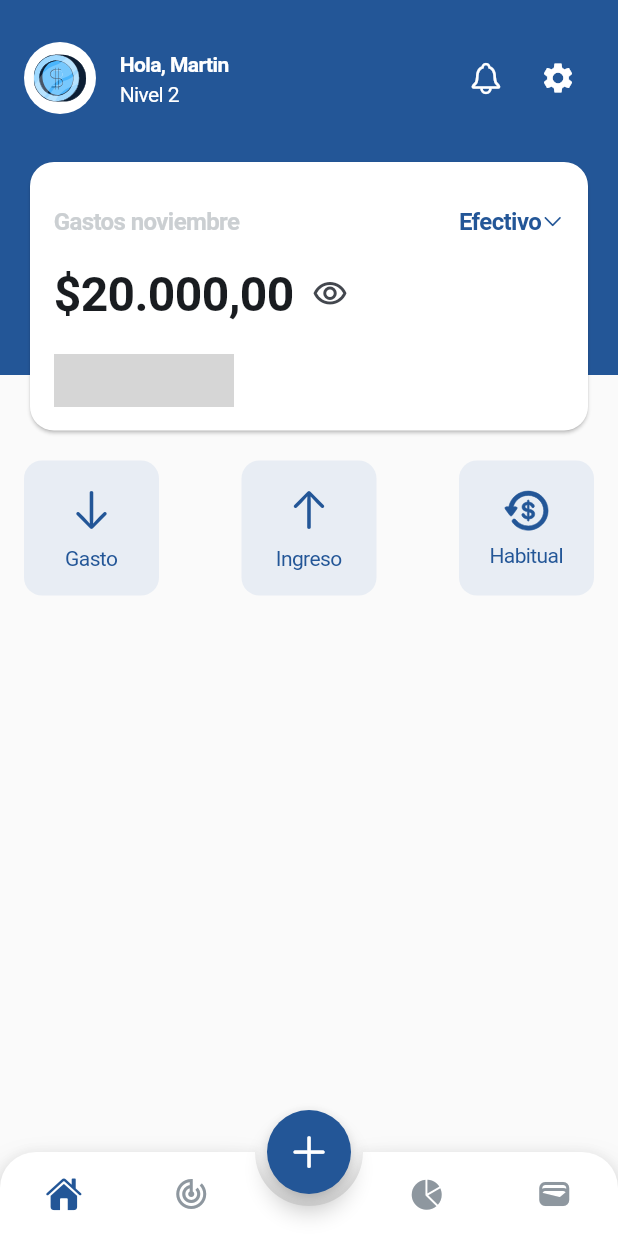
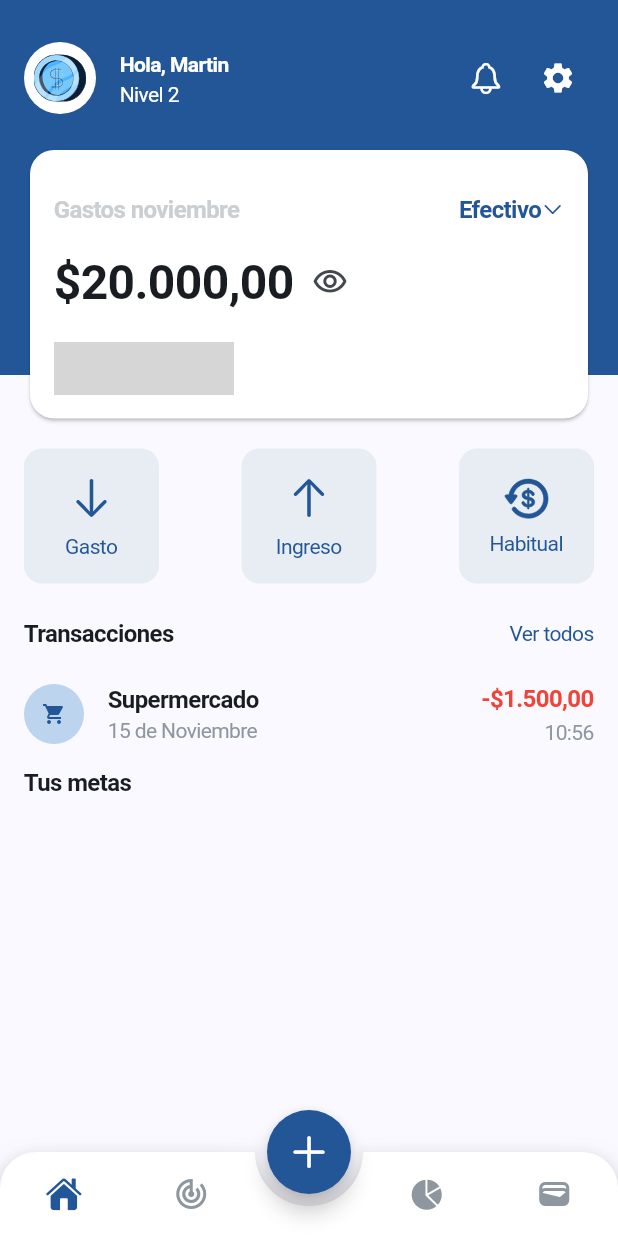
Before and after one commit to MartinBal97/money_flow, a Flutter app: the screen it shows after launch, on a phone screen of 412 x 824 dp. Run offline on Flutter 3.47's test engine with Material 3 defaults, Android fonts, the phone set to English and light mode, and no system bars; drawn by our look-alikes of animated_bottom_navigation_bar, animated_toggle_switch; our stand-ins replace flutter_svg, go_router; Roboto replaces fonts that are missing (SF Pro Display, SF Pro Text); grey boxes are pictures that could not be loaded.

Commit message:
more advances
- chore: -gitignore file added
- fix: app theme
- feat: advances on design and widgets creation

```diff
--- a/lib/core/app_theme.dart
+++ b/lib/core/app_theme.dart
@@ -54,44 +54,44 @@ const FontWeight r = FontWeight.w400;
 
 const Color _seedColor = blue500;
 
-const TextStyle disBigTextStyle =
+const TextStyle disBigTS =
     TextStyle(fontFamily: 'SF Pro Display', fontSize: 32, fontWeight: b, letterSpacing: -0.4, height: 0);
-const TextStyle disLargeTextStyle =
+const TextStyle disLargeTS =
     TextStyle(fontFamily: 'SF Pro Display', fontSize: 24, fontWeight: sb, letterSpacing: -0.4, height: 0);
-const TextStyle titleTextStyle =
+const TextStyle titleTS =
     TextStyle(fontFamily: 'SF Pro Text', fontSize: 20, fontWeight: b, letterSpacing: -0.4, height: 0);
-const TextStyle secHeaderTextStyle =
+const TextStyle secHeaderTS =
     TextStyle(fontFamily: 'SF Pro Text', fontSize: 17, fontWeight: sb, letterSpacing: -0.4, height: 0);
-const TextStyle subTitleTextStyle =
+const TextStyle subtitleTS =
     TextStyle(fontFamily: 'SF Pro Text', fontSize: 16, fontWeight: sb, letterSpacing: -0.4, height: 0);
-const TextStyle bodyLargeBTextStyle =
+const TextStyle bodyLargeBTS =
     TextStyle(fontFamily: 'SF Pro Text', fontSize: 16, fontWeight: b, letterSpacing: -0.4, height: 0);
-const TextStyle bodyLargeRTextStyle =
+const TextStyle bodyLargeRTS =
     TextStyle(fontFamily: 'SF Pro Text', fontSize: 16, fontWeight: r, letterSpacing: -0.4, height: 0);
-const TextStyle bodySmallBTextStyle =
+const TextStyle bodySmallBTS =
     TextStyle(fontFamily: 'SF Pro Text', fontSize: 14, fontWeight: b, letterSpacing: -0.4, height: 0);
-const TextStyle bodySmallRTextStyle =
+const TextStyle bodySmallRTS =
     TextStyle(fontFamily: 'SF Pro Text', fontSize: 14, fontWeight: r, letterSpacing: -0.4, height: 0);
-const TextStyle buttonsTextStyle =
+const TextStyle buttonsTS =
     TextStyle(fontFamily: 'SF Pro Text', fontSize: 17, fontWeight: r, letterSpacing: -0.4, height: 0);
-const TextStyle largeRegularTextStyle =
+const TextStyle largeRegularTS =
     TextStyle(fontFamily: 'SF Pro Text', fontSize: 16, fontWeight: m, letterSpacing: -0.4, height: 0);
-const TextStyle smallRegularTextStyle =
+const TextStyle smallRegularTS =
     TextStyle(fontFamily: 'SF Pro Text', fontSize: 14, fontWeight: r, letterSpacing: -0.4, height: 0);
 
 const TextTheme _textTheme = TextTheme(
-  displayLarge: disBigTextStyle,
-  displayMedium: disLargeTextStyle,
-  headlineLarge: titleTextStyle,
-  headlineMedium: secHeaderTextStyle,
-  headlineSmall: subTitleTextStyle,
-  titleLarge: bodyLargeBTextStyle,
-  titleMedium: bodyLargeRTextStyle,
-  titleSmall: bodySmallBTextStyle,
-  bodyLarge: bodySmallRTextStyle,
-  bodyMedium: buttonsTextStyle,
-  bodySmall: largeRegularTextStyle,
-  labelMedium: smallRegularTextStyle,
+  displayLarge: disBigTS,
+  displayMedium: disLargeTS,
+  headlineLarge: titleTS,
+  headlineMedium: secHeaderTS,
+  headlineSmall: subtitleTS,
+  titleLarge: bodyLargeBTS,
+  titleMedium: bodyLargeRTS,
+  titleSmall: bodySmallBTS,
+  bodyLarge: bodySmallRTS,
+  bodyMedium: buttonsTS,
+  bodySmall: largeRegularTS,
+  labelMedium: smallRegularTS,
 );
 
 ElevatedButtonThemeData _elevatedButtonTheme = ElevatedButtonThemeData(
--- a/lib/core/router.dart
+++ b/lib/core/router.dart
@@ -1,4 +1,4 @@
-import 'package:flutter/cupertino.dart';
+import 'package:flutter/material.dart';
 import 'package:go_router/go_router.dart';
 import 'package:money_flow/presentation/pages/goals/goals_screen.dart';
 import 'package:money_flow/presentation/pages/home/home_screen.dart';
@@ -6,31 +6,78 @@ import 'package:money_flow/presentation/pages/main_app_layout.dart';
 import 'package:money_flow/presentation/pages/summary/summary_screen.dart';
 import 'package:money_flow/presentation/pages/wallet/wallet_screen.dart';
 
+const Duration duration = Duration(milliseconds: 200);
+
 final appRouter = GoRouter(
   initialLocation: '/',
   routes: [
     ShellRoute(
       pageBuilder: (context, state, child) {
-        return CupertinoPage(
+        return MaterialPage(
           child: MainAppLayout(child: child),
         );
       },
       routes: [
+        // Main Routes
         GoRoute(
           path: '/',
-          builder: (context, state) => HomeScreen(),
+          pageBuilder: (context, state) => CustomTransitionPage<void>(
+            key: state.pageKey,
+            child: HomeScreen(),
+            transitionDuration: duration,
+            reverseTransitionDuration: duration,
+            transitionsBuilder: (context, animation, secondaryAnimation, child) {
+              return FadeTransition(
+                opacity: animation,
+                child: child,
+              );
+            },
+          ),
         ),
         GoRoute(
           path: '/goals',
-          builder: (context, state) => GoalsScreen(),
+          pageBuilder: (context, state) => CustomTransitionPage<void>(
+            key: state.pageKey,
+            child: GoalsScreen(),
+            transitionDuration: duration,
+            reverseTransitionDuration: duration,
+            transitionsBuilder: (context, animation, secondaryAnimation, child) {
+              return FadeTransition(
+                opacity: animation,
+                child: child,
+              );
+            },
+          ),
         ),
         GoRoute(
           path: '/summary',
-          builder: (context, state) => SummaryScreen(),
+          pageBuilder: (context, state) => CustomTransitionPage<void>(
+            key: state.pageKey,
+            child: SummaryScreen(),
+            transitionDuration: duration,
+            reverseTransitionDuration: duration,
+            transitionsBuilder: (context, animation, secondaryAnimation, child) {
+              return FadeTransition(
+                opacity: animation,
+                child: child,
+              );
+            },
+          ),
         ),
         GoRoute(
           path: '/wallet',
-          builder: (context, state) => WalletScreen(),
+          pageBuilder: (context, state) => CustomTransitionPage<void>(
+            key: state.pageKey,
+            child: WalletScreen(),
+            transitionDuration: duration,
+            reverseTransitionDuration: duration,
+            transitionsBuilder: (context, animation, secondaryAnimation, child) {
+              return FadeTransition(
+                opacity: animation,
+                child: child,
+              );
+            },
+          ),
         ),
       ],
     )
--- a/lib/presentation/widgets/buttons_widgets.dart
+++ b/lib/presentation/common_widgets/buttons_widgets.dart
@@ -4,19 +4,19 @@ import 'package:money_flow/core/app_theme.dart';
 class CustomButton extends StatelessWidget {
   final String text;
   final Widget widget;
-  final VoidCallback onPressed;
+  final VoidCallback onTap;
 
   const CustomButton({
     super.key,
     required this.text,
     required this.widget,
-    required this.onPressed,
+    required this.onTap,
   });
 
   @override
   Widget build(BuildContext context) {
     return GestureDetector(
-      onTap: onPressed,
+      onTap: onTap,
       child: Container(
         width: 90,
         height: 90,
@@ -26,7 +26,7 @@ class CustomButton extends StatelessWidget {
           mainAxisAlignment: MainAxisAlignment.center,
           children: [
             widget,
-            Text(text, style: bodySmallRTextStyle.copyWith(color: blue500)),
+            Text(text, style: bodySmallRTS.copyWith(color: blue500)),
           ],
         ),
       ),
--- a/lib/presentation/pages/home/home_screen.dart
+++ b/lib/presentation/pages/home/home_screen.dart
@@ -3,7 +3,7 @@ import 'package:flutter/cupertino.dart';
 import 'package:flutter/material.dart';
 import 'package:flutter_svg/svg.dart';
 import 'package:money_flow/core/app_theme.dart';
-import 'package:money_flow/presentation/widgets/buttons_widgets.dart';
+import 'package:money_flow/presentation/common_widgets/buttons_widgets.dart';
 
 class HomeScreen extends StatefulWidget {
   const HomeScreen({super.key});
@@ -19,9 +19,7 @@ class HomeScreenState extends State<HomeScreen> {
 
   @override
   Widget build(BuildContext context) {
-    return Scaffold(
-      backgroundColor: secondaryColor,
-      body: SingleChildScrollView(
+    return SingleChildScrollView(
       physics: AlwaysScrollableScrollPhysics(),
       child: Stack(
         children: [
@@ -33,23 +31,74 @@ class HomeScreenState extends State<HomeScreen> {
             child: Padding(
               padding: const EdgeInsets.all(16),
               child: Column(
-                  spacing: 16,
                 crossAxisAlignment: CrossAxisAlignment.start,
                 children: [
                   // Encabezado
                   _buildHeader(),
-
+                  const SizedBox(height: 8),
                   // Card de ingresos
                   _buildIncomeCard(),
+                  const SizedBox(height: 16),
+                  // Botones de acciones
+                  _buildActionButtons(),
+                  const SizedBox(height: 24),
+                  Row(
+                    mainAxisAlignment: MainAxisAlignment.spaceBetween,
+                    children: [
+                      Text('Transacciones', style: subtitleTS),
+                      GestureDetector(
+                        onTap: () {},
+                        child: Text('Ver todos', style: bodySmallRTS.copyWith(color: blue500)),
+                      )
+                    ],
+                  ),
+                  const SizedBox(height: 8),
 
-                    // Botones inferiores
-                    _buildActionButtons(),
+                  ListTile(
+                    contentPadding: EdgeInsets.all(0),
+                    title: Text('Supermercado', style: subtitleTS),
+                    subtitle: Text('15 de Noviembre', style: smallRegularTS.copyWith(color: neutral400)),
+                    trailing: Column(
+                      mainAxisAlignment: MainAxisAlignment.center,
+                      crossAxisAlignment: CrossAxisAlignment.end,
+                      children: [
+                        Text('-\$1.500,00', style: subtitleTS.copyWith(color: error500)),
+                        const SizedBox(height: 5),
+                        Text('10:56', style: smallRegularTS.copyWith(color: neutral400)),
+                      ],
+                    ),
+                    leading: CircleAvatar(
+                      radius: 20,
+                      backgroundColor: blue200,
+                      child: Icon(Icons.shopping_cart, color: blue500, size: 16),
+                    ),
+                  ),
+
+                  Text('Tus metas', style: subtitleTS),
+
+                  /* Card(
+                    child: Padding(
+                      padding: const EdgeInsets.all(16),
+                      child: Column(
+                        children: [
+                          Row(
+                            mainAxisAlignment: MainAxisAlignment.spaceBetween,
+                            children: [
+                              Text('Meta 1', style: bodySmallBTS),
+                              Text('20.000,00', style: bodySmallBTS),
+                            ],
+                          ),
+                          SizedBox(height: 8),
+                          CircularProgressIndicator(value: 0.6),
+                        ],
+                      ),
+                    ),
+                  ) */
                 ],
               ),
             ),
           ),
         ],
-        ),
       ),
     );
   }
@@ -80,11 +129,11 @@ class HomeScreenState extends State<HomeScreen> {
       ),
       title: Text(
         'Hola, Martin',
-        style: bodySmallBTextStyle.copyWith(color: white),
+        style: bodySmallBTS.copyWith(color: white),
       ),
       subtitle: Text(
         'Nivel 2',
-        style: bodySmallRTextStyle.copyWith(color: white),
+        style: bodySmallRTS.copyWith(color: white),
       ),
     );
   }
@@ -106,7 +155,7 @@ class HomeScreenState extends State<HomeScreen> {
                   children: [
                     Text(
                       spendingOrIncomesToggle ? 'Ingresos noviembre' : 'Gastos noviembre',
-                      style: subTitleTextStyle.copyWith(color: neutral300),
+                      style: subtitleTS.copyWith(color: neutral300),
                     ),
                   ],
                 ),
@@ -124,7 +173,7 @@ class HomeScreenState extends State<HomeScreen> {
                           value: value,
                           child: Text(
                             value,
-                            style: bodyLargeBTextStyle.copyWith(color: blue500, fontWeight: sb),
+                            style: bodyLargeBTS.copyWith(color: blue500, fontWeight: sb),
                           ),
                         ),
                       )
@@ -135,9 +184,7 @@ class HomeScreenState extends State<HomeScreen> {
             // Cantidad de ingresos
             Row(
               children: [
-                moneyVisibility
-                    ? Text('\$20.000,00', style: disBigTextStyle)
-                    : Text('\$********', style: disBigTextStyle),
+                moneyVisibility ? Text('\$20.000,00', style: disBigTS) : Text('\$********', style: disBigTS),
                 IconButton(
                   icon: moneyVisibility ? Icon(Icons.visibility_outlined) : Icon(Icons.visibility_off_outlined),
                   onPressed: () {
@@ -156,7 +203,7 @@ class HomeScreenState extends State<HomeScreen> {
               indicatorSize: const Size(double.infinity, 30),
               customIconBuilder: (context, local, global) => Text(
                 local.value ? 'Ingresos' : 'Gastos',
-                style: bodySmallRTextStyle.copyWith(
+                style: bodySmallRTS.copyWith(
                   color: Color.lerp(blue500, white, local.animationValue),
                   fontWeight: FontWeight.lerp(r, sb, local.animationValue),
                 ),
@@ -187,17 +234,17 @@ class HomeScreenState extends State<HomeScreen> {
         CustomButton(
           text: 'Gasto',
           widget: Icon(CupertinoIcons.arrow_down, color: blue500, size: 32),
-          onPressed: () {},
+          onTap: () {},
         ),
         CustomButton(
           text: 'Ingreso',
           widget: Icon(CupertinoIcons.arrow_up, color: blue500, size: 32),
-          onPressed: () {},
+          onTap: () {},
         ),
         CustomButton(
           text: 'Habitual',
           widget: SvgPicture.asset('assets/images/gastohabitual.svg', width: 32),
-          onPressed: () {},
+          onTap: () {},
         ),
       ],
     );
```
Also changed, not shown: 1 other file. Lines whose indentation alone changed are shown as unchanged.
